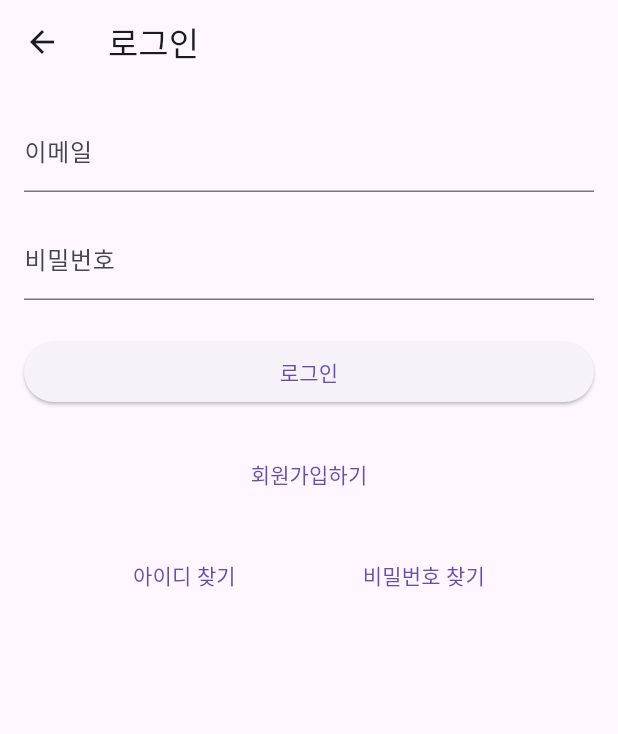
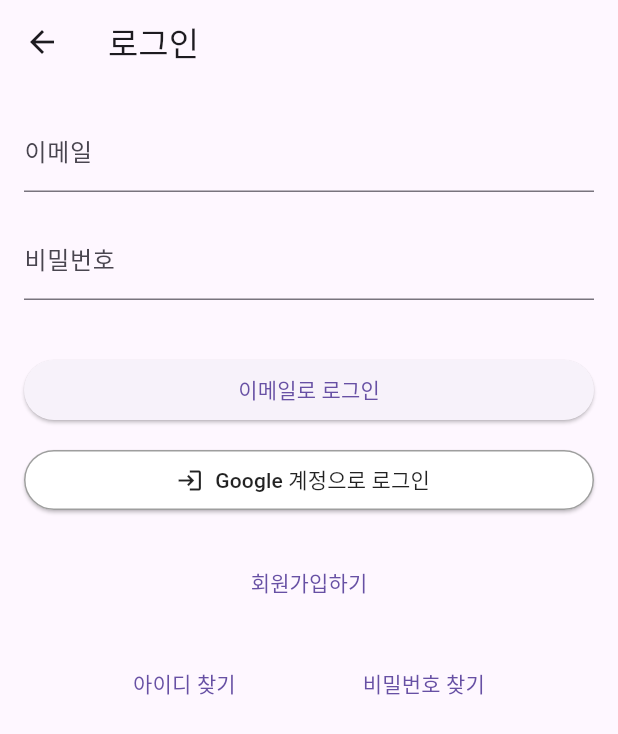
Before and after one commit to ghghtls/peoplejob_frontend, a Flutter app: the LoginPage screen opened by its route, on a phone screen of 412 x 824 dp. Shown: the top 734 px of the screen. Run offline on Flutter 3.47's test engine with Material 3 defaults, Android fonts, the phone set to English and light mode, and no system bars; our stand-ins replace cloud_firestore, dio, file_picker, firebase_auth, firebase_core, firebase_storage and 6 more; missing offline and left inert: flutter_quill; accounts and stored records are empty; network calls fail.

```diff
--- a/lib/ui/pages/login/widgets/login_form.dart
+++ b/lib/ui/pages/login/widgets/login_form.dart
@@ -93,6 +93,9 @@ class _LoginFormState extends ConsumerState<LoginForm> {
           const SizedBox(height: 24),
           if (_errorMessage != null)
             Text(_errorMessage!, style: const TextStyle(color: Colors.red)),
+          const SizedBox(height: 12),
+
+          // ✅ 이메일(JWT) 로그인 버튼
           SizedBox(
             width: double.infinity,
             child: ElevatedButton(
@@ -100,7 +103,25 @@ class _LoginFormState extends ConsumerState<LoginForm> {
               child:
                   _isLoading
                       ? const CircularProgressIndicator()
-                      : const Text('로그인'),
+                      : const Text('이메일로 로그인'),
+            ),
+          ),
+          const SizedBox(height: 12),
+
+          // ✅ 구글 로그인 버튼
+          SizedBox(
+            width: double.infinity,
+            child: ElevatedButton.icon(
+              icon: const Icon(Icons.login),
+              label: const Text('Google 계정으로 로그인'),
+              onPressed: () async {
+                await AuthService().signInWithGoogle(context);
+              },
+              style: ElevatedButton.styleFrom(
+                backgroundColor: Colors.white,
+                foregroundColor: Colors.black87,
+                side: const BorderSide(color: Colors.grey),
+              ),
             ),
           ),
         ],
--- a/pubspec.yaml
+++ b/pubspec.yaml
@@ -49,6 +49,7 @@ dependencies:
   firebase_storage: ^12.4.5
   webview_flutter: ^4.11.0
   http: ^0.13.6
+  google_sign_in: ^6.1.0
 
 dev_dependencies:
   flutter_test:
```
Also changed, not shown: lib/main.dart (+22 -1 lines), lib/services/auth_service.dart (+48 -15 lines), pubspec.lock, 4 other files.
